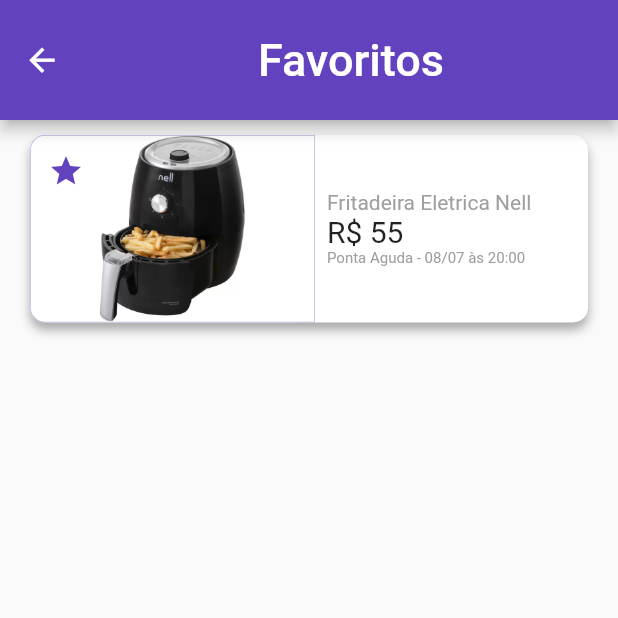
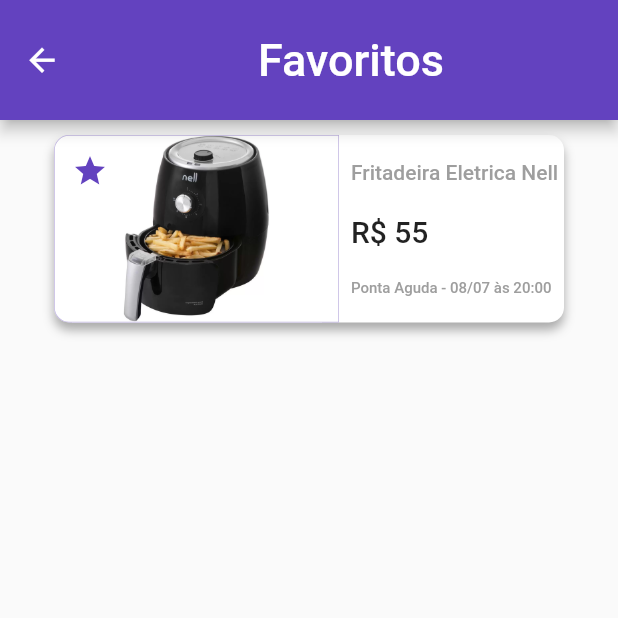
Before and after one commit to GreemerBR/deal, a Flutter app: the FavoritesPage screen opened directly, on a phone screen of 412 x 824 dp, the top half of it. Run offline on Flutter 3.47's test engine with Material 2 defaults, Android fonts, the phone set to English and light mode, and no system bars.

Commit message:
[feat] made simulated navigation

```diff
--- a/lib/presenter/main_menu/widgets/card_product_ad.dart
+++ b/lib/presenter/main_menu/widgets/card_product_ad.dart
@@ -1,3 +1,4 @@
+import 'package:app_2/presenter/my_profile/my_profile_page.dart';
 import 'package:flutter/material.dart';
 
 // ignore: must_be_immutable
@@ -29,7 +30,17 @@ class _CardProductAdState extends State<CardProductAd> {
 
   @override
   Widget build(BuildContext context) {
-    return Container(
+    return MaterialButton(
+      onPressed: () {
+        Navigator.of(context).push(
+          MaterialPageRoute(
+            builder: (context) {
+              return MyProfilePage();
+            },
+          ),
+        );
+      },
+      child: Container(
         margin: EdgeInsets.symmetric(vertical: 10, horizontal: 20),
         width: double.maxFinite,
         decoration: BoxDecoration(
@@ -92,7 +103,7 @@ class _CardProductAdState extends State<CardProductAd> {
               child: Padding(
                 padding: const EdgeInsets.only(left: 8.0),
                 child: Column(
-                mainAxisAlignment: MainAxisAlignment.spaceAround,
+                  mainAxisAlignment: MainAxisAlignment.spaceBetween,
                   crossAxisAlignment: CrossAxisAlignment.start,
                   children: [
                     Text(
@@ -104,9 +115,12 @@ class _CardProductAdState extends State<CardProductAd> {
                       maxLines: 1,
                       overflow: TextOverflow.ellipsis,
                     ),
-                  Text(
+                    Padding(
+                      padding: const EdgeInsets.symmetric(vertical: 20.0),
+                      child: Text(
                         'R\$ ' + widget.productPrice,
                         style: TextStyle(fontSize: 20),
+                      ),
                     ),
                     Text(
                       widget.productLocation,
@@ -121,6 +135,7 @@ class _CardProductAdState extends State<CardProductAd> {
             ),
           ],
         ),
+      ),
     );
   }
 }
```
Lines whose indentation alone changed are shown as unchanged.
